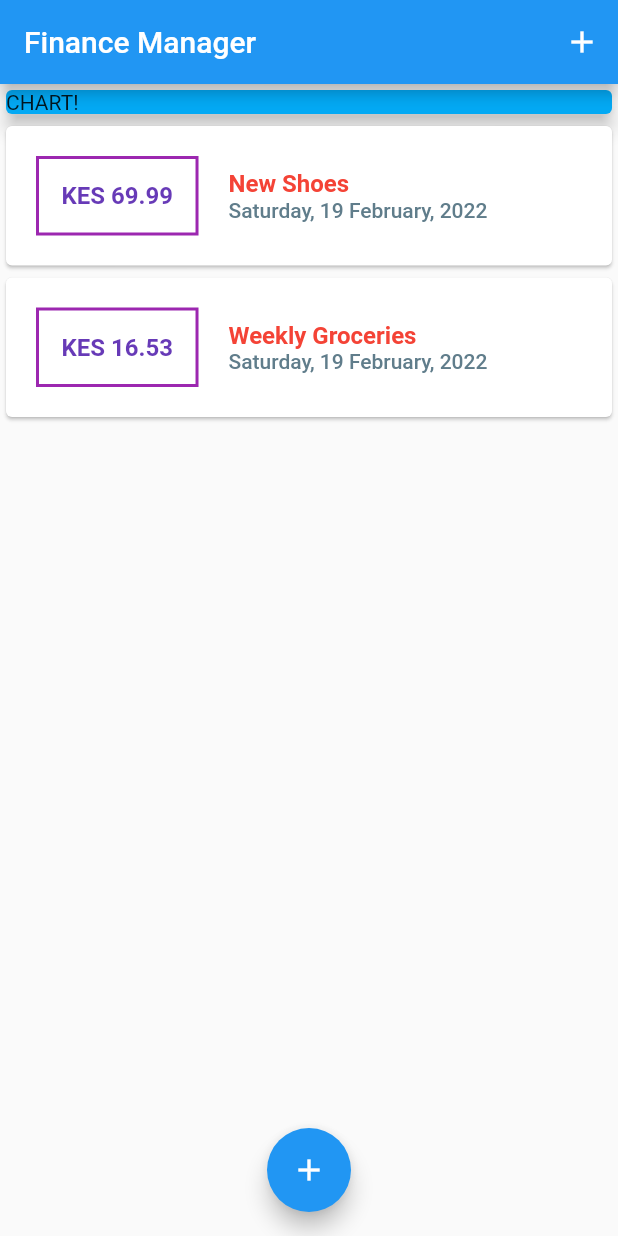
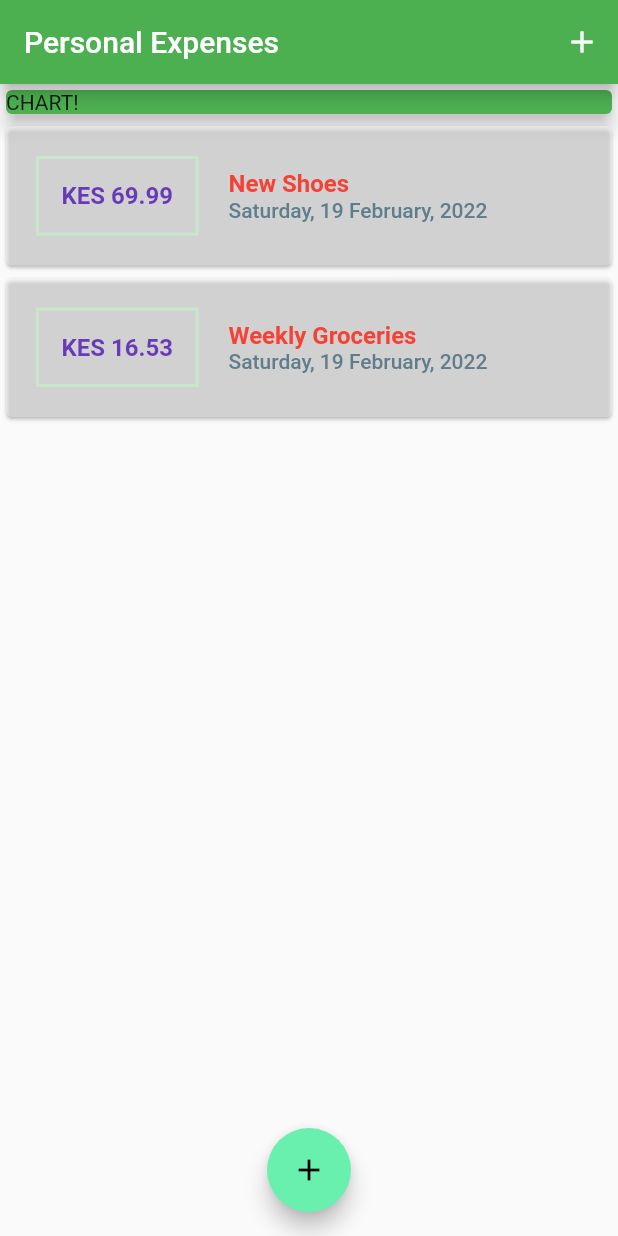
Before and after one commit to muriukiMartin/finance_app, a Flutter app: the screen it shows after launch, on a phone screen of 412 x 824 dp. Run offline on Flutter 3.47's test engine with Material 2 defaults, Android fonts, the phone set to English and light mode, and no system bars.

Commit message:
Configuring themes

```diff
--- a/lib/main.dart
+++ b/lib/main.dart
@@ -9,7 +9,12 @@ class MyFinanceApp extends StatelessWidget {
   @override
   Widget build(BuildContext context) {
     return MaterialApp(
-      title: 'Flutter App',
+      title: 'Personal Expenses ',
+      theme: ThemeData(
+        primarySwatch: Colors.green,
+        accentColor: Colors.greenAccent,
+        cardColor: Colors.white38,
+      ),
       home: MyHomePage(),
       debugShowCheckedModeBanner: false,
     );
@@ -66,7 +71,7 @@ class _MyHomePageState extends State<MyHomePage> {
   Widget build(BuildContext context) {
     return Scaffold(
       appBar: AppBar(
-        title: Text('Finance Manager'),
+        title: Text('Personal Expenses'),
         actions: <Widget>[
           IconButton(
             icon: Icon(
@@ -82,7 +87,7 @@ class _MyHomePageState extends State<MyHomePage> {
             Container(
               width: double.infinity,
               child: Card(
-                color: Colors.lightBlue,
+                color: Theme.of(context).primaryColor,
                 child: Text('CHART!'),
                 elevation: 5,
               ),
--- a/lib/widgets/new_transaction.dart
+++ b/lib/widgets/new_transaction.dart
@@ -21,6 +21,7 @@ class _NewTransactionState extends State<NewTransaction> {
       return;
     }
     widget.addTransaction(enteredTitle, enteredAmount);
+    Navigator.of(context).pop();
   }
 
   @override
--- a/lib/widgets/transaction_list.dart
+++ b/lib/widgets/transaction_list.dart
@@ -19,7 +19,7 @@ class TransactionList extends StatelessWidget {
                   margin: EdgeInsets.all(20),
                   decoration: BoxDecoration(
                       border: Border.all(
-                    color: Colors.purple,
+                    color: Theme.of(context).primaryColorLight,
                     width: 2,
                   )),
                   padding: EdgeInsets.all(15),
```
